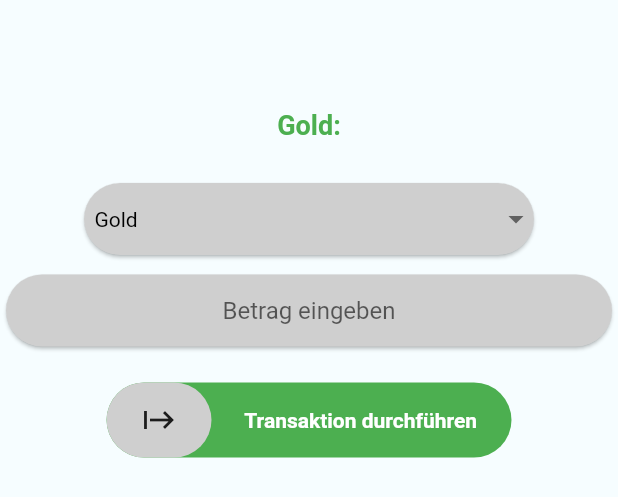
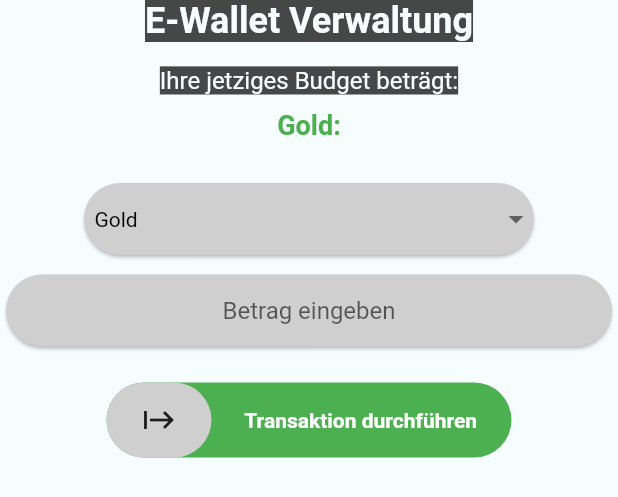
Before and after one commit to FoxH3/stock_x, a Flutter app: the TransPupUpview widget shown alone on an empty page, opened directly, on a phone screen of 412 x 824 dp. Shown: the top 497 px of the screen. Run offline on Flutter 3.47's test engine with Material 2 defaults, Android fonts, the phone set to English and light mode, and no system bars; drawn by our look-alikes of slider_button; our stand-ins replace cloud_firestore, firebase_auth, firebase_core, flutter_screenutil, shared_preferences, syncfusion_flutter_charts; missing offline and left inert: crypt, encryptor, flutter_screen_lock; accounts and stored records are empty.

Commit message:
ThemeMode Update - Pop_up

```diff
--- a/lib/pagesTools/pop_up.dart
+++ b/lib/pagesTools/pop_up.dart
@@ -113,18 +113,22 @@ class TransPupUpviewState extends State<TransPupUpview> {
                 return Column(
                   mainAxisAlignment: MainAxisAlignment.center,
                   children: <Widget>[
-                    const Text(
+                    Text(
                       "E-Wallet Verwaltung",
                       style: TextStyle(
+                        backgroundColor:
+                            Theme.of(context).colorScheme.secondary,
                         fontSize: 24.0,
                         fontWeight: FontWeight.w700,
                       ),
                     ),
                     const SizedBox(height: 16.0),
-                    const Text(
+                    Text(
                       "Ihre jetziges Budget beträgt:",
                       textAlign: TextAlign.center,
                       style: TextStyle(
+                        backgroundColor:
+                            Theme.of(context).colorScheme.secondary,
                         fontSize: 16.0,
                       ),
                     ),
```
